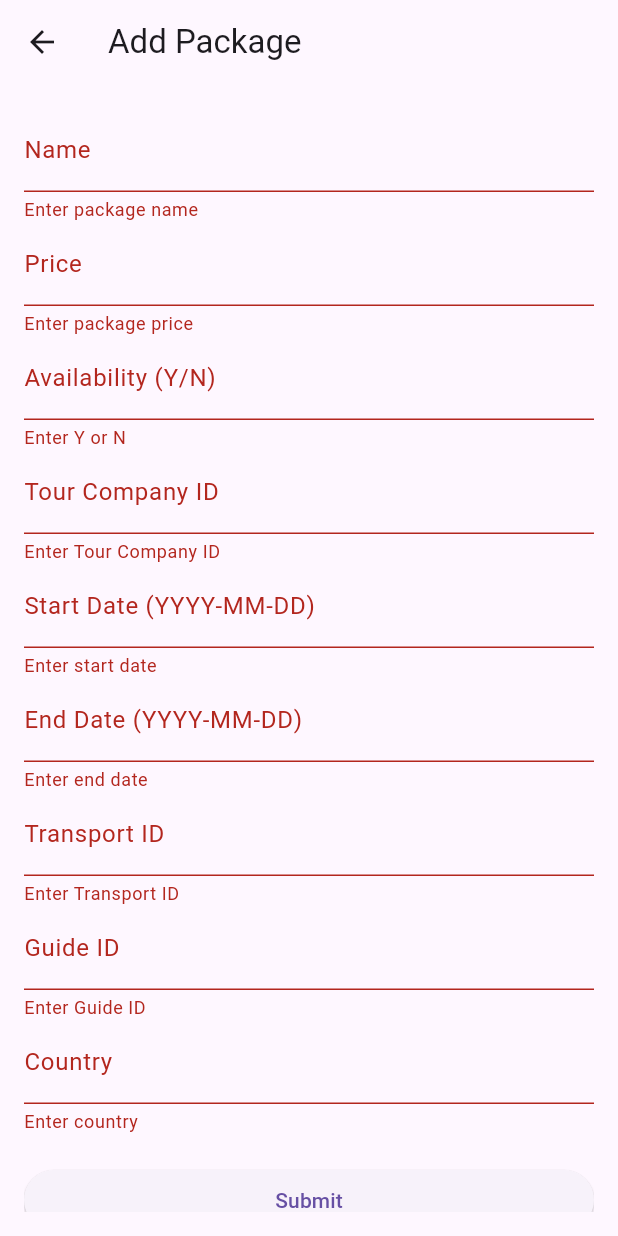
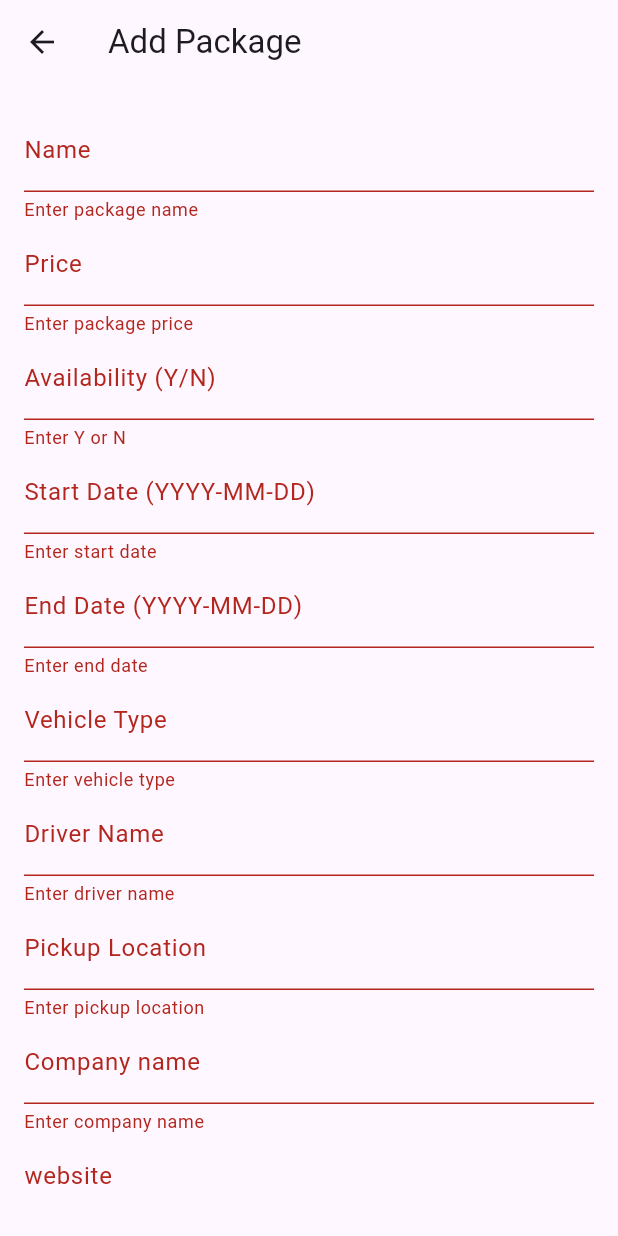
Before and after one commit to LaibaMohsin3002/TourTango, a Flutter app: the AddPackagePage screen opened directly, after a tap on "Submit", on a phone screen of 412 x 824 dp. Run offline on Flutter 3.47's test engine with Material 3 defaults, Android fonts, the phone set to English and light mode, and no system bars; our stand-ins replace carousel_slider; missing offline and left inert: dart:ffi.

Commit message:
building updated connections

```diff
--- a/lib/api.dart
+++ b/lib/api.dart
@@ -2,7 +2,7 @@ import 'dart:convert';
 import 'package:http/http.dart' as http;
 
 // Define a base URL for your API (make sure it has the correct protocol)
-const String baseUrl = 'https://tt-api-one.vercel.app';
+const String baseUrl = 'http://10.0.2.2:3000';
 
 // Function to fetch home page data
 Future<Map<String, dynamic>> fetchHomePageDataFromAPI() async {
--- a/lib/screens/add_package_page.dart
+++ b/lib/screens/add_package_page.dart
@@ -15,14 +15,17 @@ class _AddPackagePageState extends State<AddPackagePage> {
   final TextEditingController _nameController = TextEditingController();
   final TextEditingController _priceController = TextEditingController();
   final TextEditingController _availabilityController = TextEditingController();
-  final TextEditingController _tourCompanyIDController = TextEditingController();
   final TextEditingController _startDateController = TextEditingController();
   final TextEditingController _endDateController = TextEditingController();
-  final TextEditingController _transportIDController = TextEditingController();
-  final TextEditingController _guideIDController = TextEditingController();
+  final TextEditingController _vehicleTypeController = TextEditingController();
+  final TextEditingController _driverNameController = TextEditingController();
+  final TextEditingController _pickupLocationController = TextEditingController();
+  final TextEditingController _companyNameController = TextEditingController();
+  final TextEditingController _websiteController = TextEditingController();
+  final TextEditingController _guideNameController = TextEditingController();
   final TextEditingController _countryController = TextEditingController();
 
-//NEEDS FIXING
+
   void _submitForm() async {
     if (_formKey.currentState!.validate()) {
       // Call the API
@@ -30,11 +33,14 @@ class _AddPackagePageState extends State<AddPackagePage> {
         name: _nameController.text,
         price: double.parse(_priceController.text),
         availability: _availabilityController.text,
-        tourCompanyID: int.parse(_tourCompanyIDController.text),
         startDate: _startDateController.text,
         endDate: _endDateController.text,
-        transportID: int.parse(_transportIDController.text),
-        guideID: int.parse(_guideIDController.text),
+        vehicleType: _vehicleTypeController.text,
+        driverName: _driverNameController.text,
+        pickupLocation:_pickupLocationController.text,
+        companyName:_companyNameController.text,
+        website:_websiteController.text,
+        guideName:_guideNameController.text,
         country: _countryController.text,
       );
 
@@ -80,12 +86,7 @@ class _AddPackagePageState extends State<AddPackagePage> {
                 validator: (value) =>
                     (value != 'Y' && value != 'N') ? 'Enter Y or N' : null,
               ),
-              TextFormField(
-                controller: _tourCompanyIDController,
-                decoration: InputDecoration(labelText: 'Tour Company ID'),
-                keyboardType: TextInputType.number,
-                validator: (value) => value!.isEmpty ? 'Enter Tour Company ID' : null,
-              ),
+
               TextFormField(
                 controller: _startDateController,
                 decoration: InputDecoration(labelText: 'Start Date (YYYY-MM-DD)'),
@@ -97,16 +98,40 @@ class _AddPackagePageState extends State<AddPackagePage> {
                 validator: (value) => value!.isEmpty ? 'Enter end date' : null,
               ),
               TextFormField(
-                controller: _transportIDController,
-                decoration: InputDecoration(labelText: 'Transport ID'),
+                controller: _vehicleTypeController,
+                decoration: InputDecoration(labelText: 'Vehicle Type'),
                 keyboardType: TextInputType.number,
-                validator: (value) => value!.isEmpty ? 'Enter Transport ID' : null,
+                validator: (value) => value!.isEmpty ? 'Enter vehicle type' : null,
               ),
               TextFormField(
-                controller: _guideIDController,
-                decoration: InputDecoration(labelText: 'Guide ID'),
+                controller: _driverNameController,
+                decoration: InputDecoration(labelText: 'Driver Name'),
                 keyboardType: TextInputType.number,
-                validator: (value) => value!.isEmpty ? 'Enter Guide ID' : null,
+                validator: (value) => value!.isEmpty ? 'Enter driver name' : null,
+              ),
+              TextFormField(
+                controller: _pickupLocationController,
+                decoration: InputDecoration(labelText: 'Pickup Location'),
+                keyboardType: TextInputType.number,
+                validator: (value) => value!.isEmpty ? 'Enter pickup location' : null,
+              ),
+              TextFormField(
+                controller: _companyNameController,
+                decoration: InputDecoration(labelText: 'Company name'),
+                keyboardType: TextInputType.number,
+                validator: (value) => value!.isEmpty ? 'Enter company name' : null,
+              ),
+              TextFormField(
+                controller: _websiteController,
+                decoration: InputDecoration(labelText: 'website'),
+                keyboardType: TextInputType.number,
+                validator: (value) => value!.isEmpty ? 'Enter company website' : null,
+              ),
+              TextFormField(
+                controller: _guideNameController,
+                decoration: InputDecoration(labelText: 'Guide name'),
+                keyboardType: TextInputType.number,
+                validator: (value) => value!.isEmpty ? 'Enter guide name' : null,
               ),
               TextFormField(
                 controller: _countryController,
--- a/lib/screens/tour_provider_signup_page.dart
+++ b/lib/screens/tour_provider_signup_page.dart
@@ -1,5 +1,6 @@
 import 'package:flutter/material.dart';
 import '../api.dart';
+import 'tour_provider_home_page.dart';
 
 class TourProviderSignupPage extends StatefulWidget {
   @override
@@ -25,6 +26,10 @@ void _signUp() async {
       ScaffoldMessenger.of(context).showSnackBar(
         SnackBar(content: Text('Sign-up successful')),
       );
+       Navigator.pushReplacement(
+    context,
+    MaterialPageRoute(builder: (context) => TourProviderHomePage()),
+  );
     } else {
       ScaffoldMessenger.of(context).showSnackBar(
         SnackBar(content: Text('Sign-up failed')),
```
